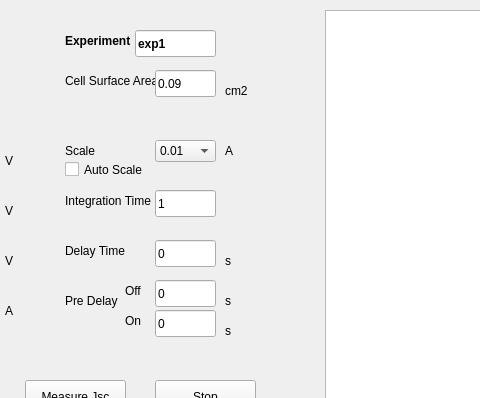
First picture: the form in mainwindow.ui, repository ilario/PyPV, before the edit; both pictures show x 205 to 685 and y 0 to 398 of the 1082 by 832 pixel window.
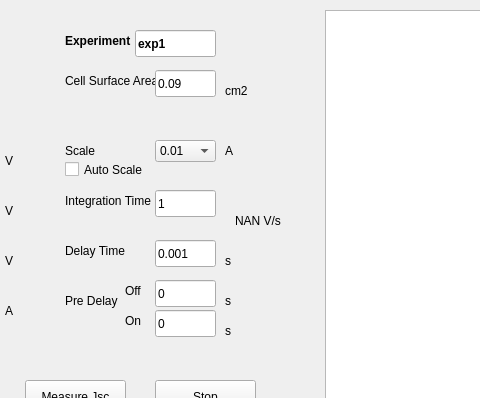
Second picture: the form after the edit.

```diff
--- a/mainwindow.ui
+++ b/mainwindow.ui
@@ -1575,7 +1575,7 @@
      </rect>
     </property>
     <property name="text">
-     <string>0</string>
+     <string>0.001</string>
     </property>
    </widget>
    <widget class="QLabel" name="label_24">
@@ -1892,6 +1892,19 @@
      <string>On</string>
     </property>
    </widget>
+   <widget class="QLabel" name="scanSpeed_label">
+    <property name="geometry">
+     <rect>
+      <x>440</x>
+      <y>210</y>
+      <width>91</width>
+      <height>21</height>
+     </rect>
+    </property>
+    <property name="text">
+     <string>NAN V/s</string>
+    </property>
+   </widget>
    <zorder>label_6</zorder>
    <zorder>label_8</zorder>
    <zorder>label_2</zorder>
```
Left out of the diff: 1 changed line with no effect on the pictures.
